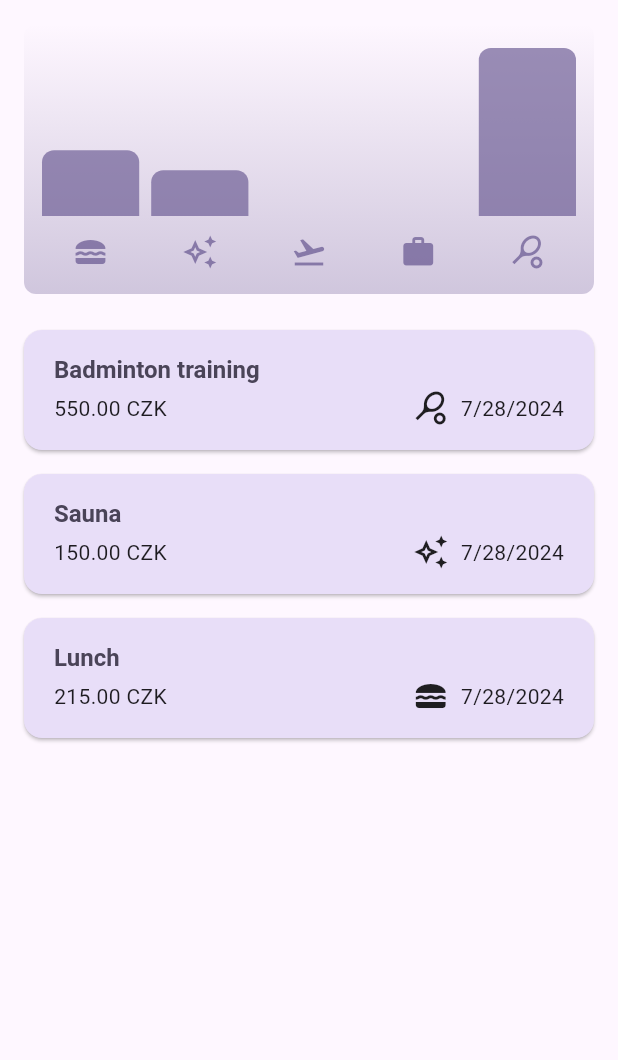
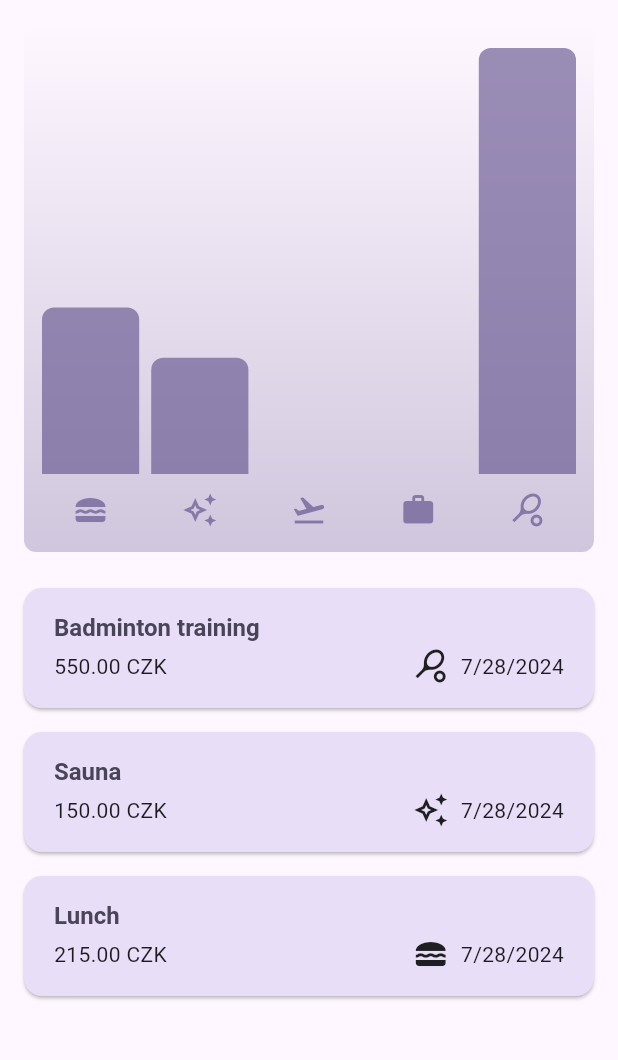
Before and after one commit to yaroslavsolokha/expense_tracker, a Flutter app: the screen it shows after launch, on a phone screen of 412 x 824 dp, the part 84-1144 px from its top. Run offline on Flutter 3.47's test engine with Material 3 defaults, Android fonts, the phone set to English and light mode, and no system bars.

```diff
--- /dev/null
+++ b/lib/widgets/dashboard.dart
@@ -0,0 +1,34 @@
+import 'package:expense_tracker/widgets/chart/chart.dart';
+import 'package:expense_tracker/models/expense.dart';
+import 'package:flutter/cupertino.dart';
+
+class Dashboard extends StatelessWidget {
+  const Dashboard({
+    super.key,
+    required this.width,
+    required this.reqisteredExpenses,
+    required this.mainContent,
+  });
+
+  final double width;
+  final List<Expense> reqisteredExpenses;
+  final Widget mainContent;
+
+  @override
+  Widget build(BuildContext context) {
+    return width < 600
+        ? Column(
+            children: [
+              Expanded(child: Chart(expenses: reqisteredExpenses)),
+              Expanded(child: mainContent),
+            ],
+          )
+        : Row(
+            crossAxisAlignment: CrossAxisAlignment.start,
+            children: [
+              Expanded(child: Chart(expenses: reqisteredExpenses)),
+              Expanded(child: mainContent),
+            ],
+          );
+  }
+}
--- a/lib/widgets/expenses.dart
+++ b/lib/widgets/expenses.dart
@@ -1,4 +1,4 @@
-import 'package:expense_tracker/widgets/chart/chart.dart';
+import 'package:expense_tracker/widgets/dashboard.dart';
 import 'package:expense_tracker/widgets/expenses_list/expenses_list.dart';
 import 'package:expense_tracker/models/expense.dart';
 import 'package:expense_tracker/widgets/new_expense.dart';
@@ -101,17 +101,13 @@ class _ExpensesState extends State<Expenses> {
           )
         ],
       ),
-      body: width < 600
-          ? Column(
-              children: [
-                Chart(expenses: _reqisteredExpenses),
-                Expanded(child: mainContent),
-              ],
-            )
-          : Row(children: [
-              Expanded(child: Chart(expenses: _reqisteredExpenses)),
-              Expanded(child: mainContent),
-            ]),
+      body: SafeArea(
+        child: Dashboard(
+          width: width,
+          reqisteredExpenses: _reqisteredExpenses,
+          mainContent: mainContent,
+        ),
+      ),
     );
   }
 }
```
